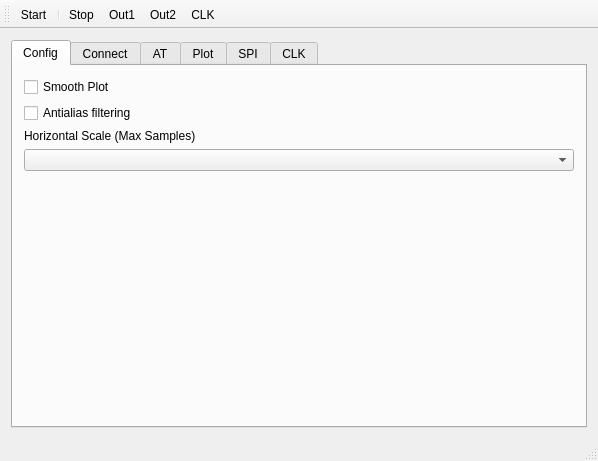
Old version of the form logger_ble/logger/mainwindow.ui in the repository saul-rodriguez/Qt.
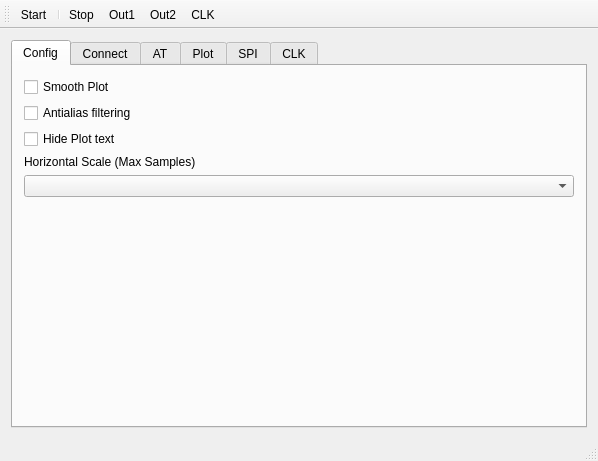
New version of the form. The open tabs and pages were chosen to show the change. Icons and pictures are not drawn.

Commit message: logger ble: added checkbox to hide text in axis

Diff of the .ui file:
```diff
--- a/logger_ble/logger/mainwindow.ui
+++ b/logger_ble/logger/mainwindow.ui
@@ -43,6 +43,13 @@
               </property>
              </widget>
             </item>
+            <item>
+             <widget class="QCheckBox" name="checkBoxPlotText">
+              <property name="text">
+               <string>Hide Plot text</string>
+              </property>
+             </widget>
+            </item>
             <item>
              <widget class="QLabel" name="label">
               <property name="text">
```
Left out of the diff: 2 changed lines with no effect on the pictures. The commit also changes 62 other files.
